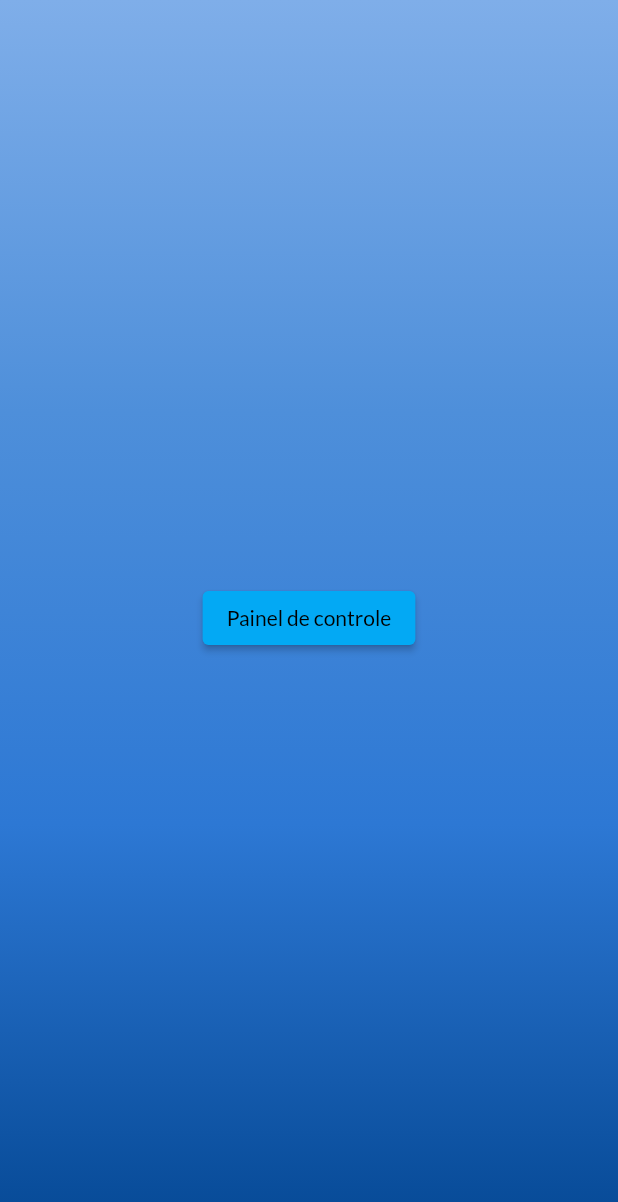
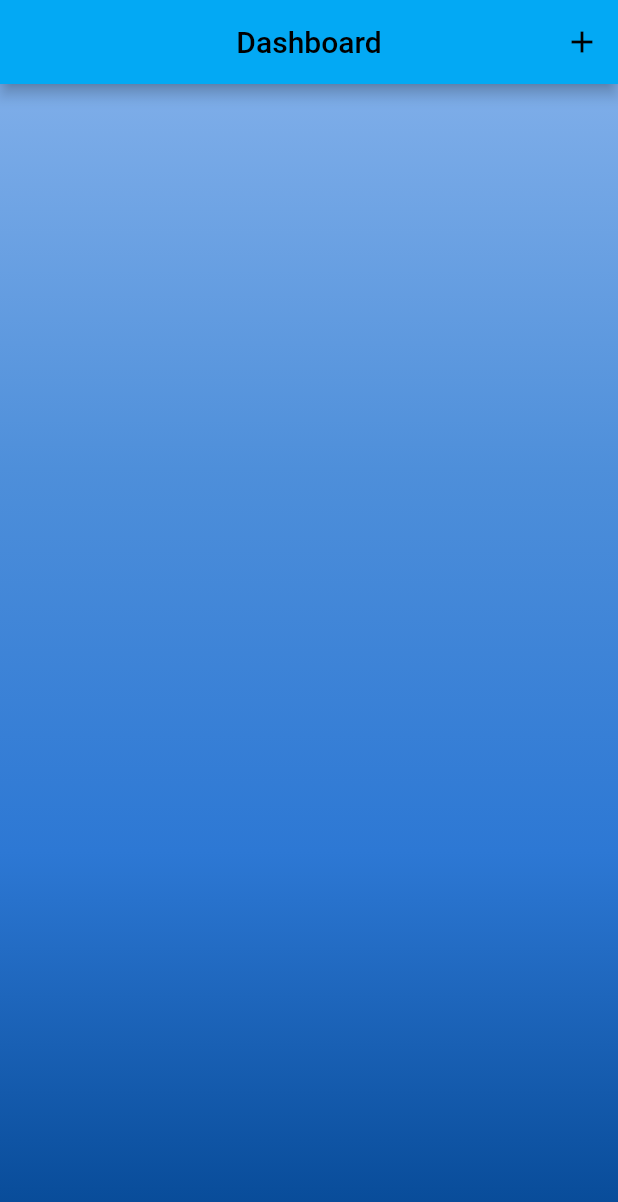
Before and after one commit to joaopedromendonca/mylists, a Flutter app: the screen it shows after launch, on a phone screen of 412 x 824 dp. Shown: the top 1202 px of the screen. Run offline on Flutter 3.47's test engine with Material 2 defaults, Android fonts, the phone set to English and light mode, and no system bars; our stand-ins replace google_fonts.

Commit message:
Refatoração de código - alteração do dashboard e tarefas

```diff
--- a/lib/main.dart
+++ b/lib/main.dart
@@ -1,10 +1,9 @@
 // ignore_for_file: prefer_const_constructors
 
 import 'package:flutter/material.dart';
-import 'package:mylists/dashboard.dart';
 import 'package:mylists/models/estilos.dart';
 import 'package:google_fonts/google_fonts.dart';
-import 'package:mylists/models/listas.dart';
+import 'package:mylists/models/tarefa.dart';
 
 void main() => runApp(const App());
 
@@ -32,26 +31,34 @@ class HomePage extends StatefulWidget {
 }
 
 class _HomePageState extends State<HomePage> {
+  List<Tarefa> ListaDeTarefas = [];
+
   @override
   Widget build(BuildContext context) {
     return Scaffold(
+      appBar: AppBar(
+        title: const Text('Dashboard'),
+        centerTitle: true,
+        actions: <Widget>[
+          IconButton(
+            padding: const EdgeInsets.all(8),
+            icon: const Icon(
+              Icons.add,
+            ),
+            onPressed: () {
+              setState(() {
+                ListaDeTarefas.add(Tarefa());
+              });
+              print(ListaDeTarefas);
+            },
+          ),
+        ],
+      ),
       body: Stack(
         children: <Widget>[
           my_back_ground,
-          Center(
-            child: ElevatedButton(
-              child: Text(
-                'Painel de controle',
-                style: GoogleFonts.getFont('Lato'),
-              ),
-              onPressed: () {
-                Navigator.push(
-                  context,
-                  MaterialPageRoute(
-                      builder: (context) => const ListDashboard()),
-                );
-              },
-            ),
+          ListView(
+            children: List<Tarefa>.from(ListaDeTarefas),
           ),
         ],
       ),
```
Also changed, not shown: lib/dashboard.dart (deleted, +0 -71 lines), lib/models/listas.dart (deleted, +0 -14 lines), lib/models/tarefa.dart (added, +49 -0 lines), lib/models/criar_tarefa.dart (added), pubspec.lock.
